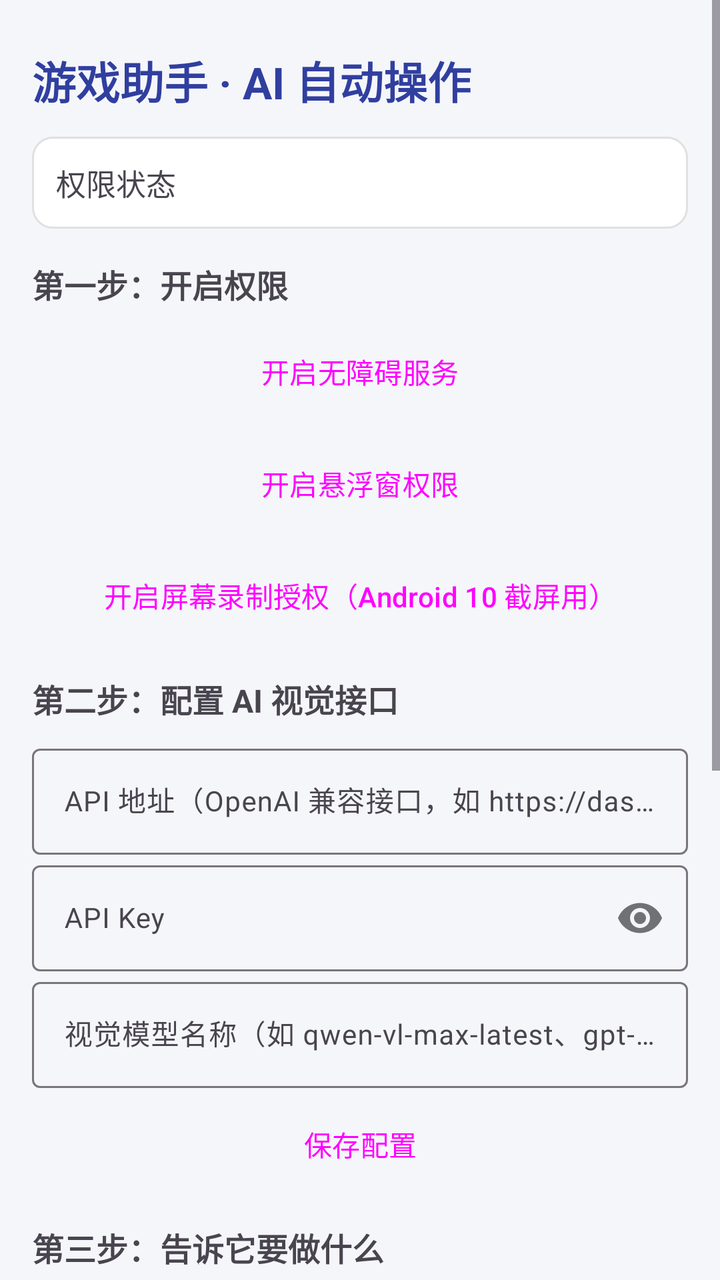
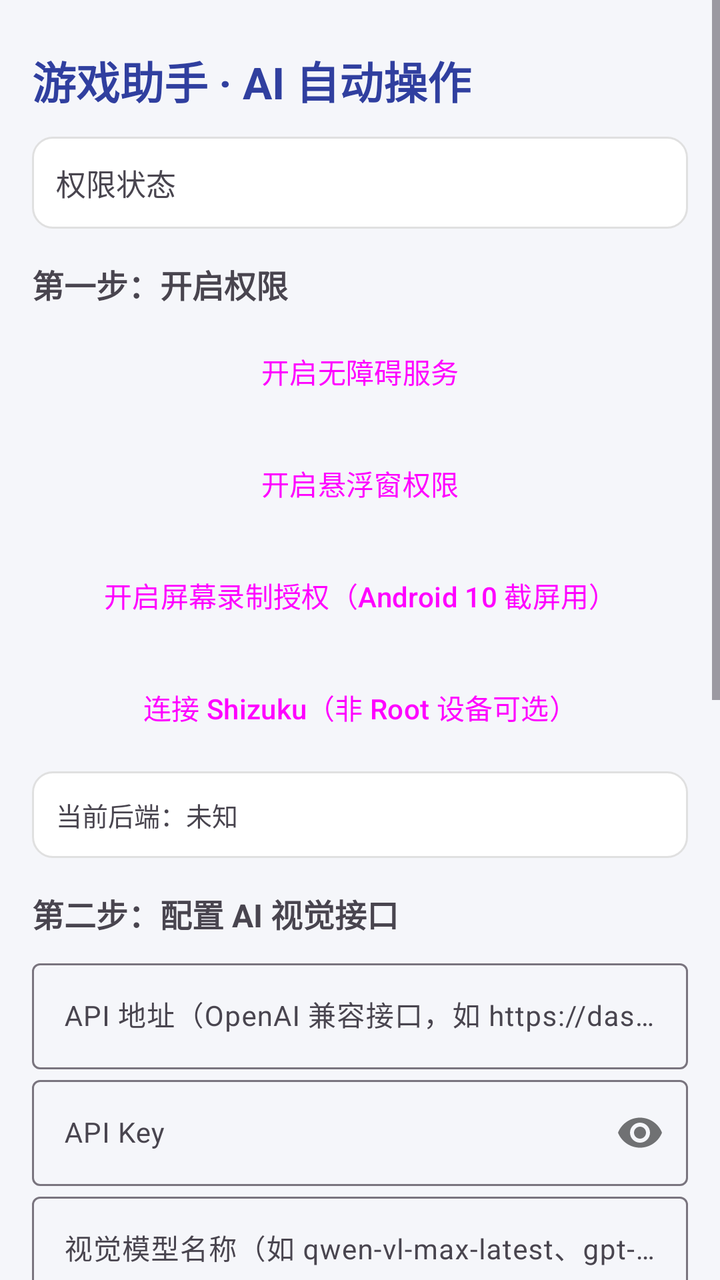

The first picture is an Android layout as it rendered before a commit; the second is the same layout after the commit. The layout source and the unified diff follow.
<!-- AndroidManifest.xml: application theme Theme.GameMaster -->
<!-- res/layout/activity_main.xml -->
<?xml version="1.0" encoding="utf-8"?>
<ScrollView xmlns:android="http://schemas.android.com/apk/res/android"
    xmlns:app="http://schemas.android.com/apk/res-auto"
    android:layout_width="match_parent"
    android:layout_height="match_parent"
    android:background="#F5F6FA">

    <LinearLayout
        android:layout_width="match_parent"
        android:layout_height="wrap_content"
        android:orientation="vertical"
        android:padding="16dp">

        <TextView
            android:layout_width="wrap_content"
            android:layout_height="wrap_content"
            android:layout_marginTop="8dp"
            android:text="@string/title"
            android:textColor="@color/brand_dark"
            android:textSize="22sp"
            android:textStyle="bold" />

        <TextView
            android:id="@+id/tvPermStatus"
            android:layout_width="match_parent"
            android:layout_height="wrap_content"
            android:layout_marginTop="12dp"
            android:background="@drawable/bg_card"
            android:padding="12dp"
            android:text="权限状态"
            android:textSize="15sp" />

        <TextView
            android:layout_width="wrap_content"
            android:layout_height="wrap_content"
            android:layout_marginTop="16dp"
            android:text="@string/section_perm"
            android:textSize="16sp"
            android:textStyle="bold" />

        <Button
            android:id="@+id/btnAccessibility"
            style="@style/Widget.Material3.Button.TonalButton"
            android:layout_width="match_parent"
            android:layout_height="wrap_content"
            android:layout_marginTop="8dp"
            android:text="@string/btn_accessibility" />

        <Button
            android:id="@+id/btnOverlay"
            style="@style/Widget.Material3.Button.TonalButton"
            android:layout_width="match_parent"
            android:layout_height="wrap_content"
            android:layout_marginTop="8dp"
            android:text="@string/btn_overlay" />

        <Button
            android:id="@+id/btnProjection"
            style="@style/Widget.Material3.Button.TonalButton"
            android:layout_width="match_parent"
            android:layout_height="wrap_content"
            android:layout_marginTop="8dp"
            android:text="@string/btn_projection" />

        <TextView
            android:layout_width="wrap_content"
            android:layout_height="wrap_content"
            android:layout_marginTop="16dp"
            android:text="@string/section_config"
            android:textSize="16sp"
            android:textStyle="bold" />

        <com.google.android.material.textfield.TextInputLayout
            android:layout_width="match_parent"
            android:layout_height="wrap_content"
            android:layout_marginTop="8dp"
            android:hint="@string/hint_base_url">

            <com.google.android.material.textfield.TextInputEditText
                android:id="@+id/etBaseUrl"
                android:layout_width="match_parent"
                android:layout_height="wrap_content"
                android:inputType="textUri"
                android:textColor="#1A1A1A"
                android:textColorHint="#9AA0A6"
                android:textSize="14sp" />
        </com.google.android.material.textfield.TextInputLayout>

        <com.google.android.material.textfield.TextInputLayout
            android:layout_width="match_parent"
            android:layout_height="wrap_content"
            android:hint="@string/hint_api_key"
            app:passwordToggleEnabled="true">

            <com.google.android.material.textfield.TextInputEditText
                android:id="@+id/etApiKey"
                android:layout_width="match_parent"
                android:layout_height="wrap_content"
                android:inputType="textPassword"
                android:textColor="#1A1A1A"
                android:textColorHint="#9AA0A6"
                android:textSize="14sp" />
        </com.google.android.material.textfield.TextInputLayout>

        <com.google.android.material.textfield.TextInputLayout
            android:layout_width="match_parent"
            android:layout_height="wrap_content"
            android:hint="@string/hint_model">

            <com.google.android.material.textfield.TextInputEditText
                android:id="@+id/etModel"
                android:layout_width="match_parent"
                android:layout_height="wrap_content"
                android:inputType="text"
                android:textColor="#1A1A1A"
                android:textColorHint="#9AA0A6"
                android:textSize="14sp" />
        </com.google.android.material.textfield.TextInputLayout>

        <Button
            android:id="@+id/btnSave"
            style="@style/Widget.Material3.Button.OutlinedButton"
            android:layout_width="match_parent"
            android:layout_height="wrap_content"
            android:layout_marginTop="4dp"
            android:text="@string/btn_save" />

        <TextView
            android:layout_width="wrap_content"
            android:layout_height="wrap_content"
            android:layout_marginTop="16dp"
            android:text="@string/section_task"
            android:textSize="16sp"
            android:textStyle="bold" />

        <com.google.android.material.textfield.TextInputLayout
            android:layout_width="match_parent"
            android:layout_height="wrap_content"
            android:layout_marginTop="8dp"
            android:hint="@string/hint_task">

            <com.google.android.material.textfield.TextInputEditText
                android:id="@+id/etTask"
                android:layout_width="match_parent"
                android:layout_height="wrap_content"
                android:gravity="top"
                android:inputType="textMultiLine"
                android:minLines="3"
                android:textColor="#1A1A1A"
                android:textColorHint="#9AA0A6"
                android:textSize="15sp" />
        </com.google.android.material.textfield.TextInputLayout>

        <Button
            android:id="@+id/btnStart"
            android:layout_width="match_parent"
            android:layout_height="52dp"
            android:layout_marginTop="12dp"
            android:text="@string/btn_start"
            android:textSize="16sp"
            android:textStyle="bold" />

        <TextView
            android:layout_width="match_parent"
            android:layout_height="wrap_content"
            android:layout_marginTop="16dp"
            android:lineSpacingExtra="3dp"
            android:text="@string/tips"
            android:textColor="#666666"
            android:textSize="13sp" />

        <TextView
            android:id="@+id/tvVersion"
            android:layout_width="match_parent"
            android:layout_height="wrap_content"
            android:layout_marginTop="20dp"
            android:gravity="center"
            android:textColor="#9AA0A6"
            android:textSize="12sp" />

    </LinearLayout>
</ScrollView>
<!-- resources referenced by this layout -->
<resources>
  <color name="brand_dark">#303F9F</color>
  <!-- drawable bg_card (drawable) -->
  <?xml version="1.0" encoding="utf-8"?>
  <shape xmlns:android="http://schemas.android.com/apk/res/android"
      android:shape="rectangle">
      <solid android:color="#FFFFFF" />
      <corners android:radius="10dp" />
      <stroke android:width="1dp" android:color="#E0E0E0" />
  </shape>
  <string name="btn_accessibility">开启无障碍服务</string>
  <string name="btn_overlay">开启悬浮窗权限</string>
  <string name="btn_projection">开启屏幕录制授权（Android 10 截屏用）</string>
  <string name="btn_save">保存配置</string>
  <string name="btn_start">开始任务</string>
  <string name="hint_api_key">API Key</string>
  <string name="hint_base_url">API 地址（OpenAI 兼容接口，如 https://dashscope.aliyuncs.com/compatible-mode/v1）</string>
  <string name="hint_model">视觉模型名称（如 qwen-vl-max-latest、gpt-4o）</string>
  <string name="hint_task">任务目标，例如：帮我完成游戏的每日签到并领取所有奖励</string>
  <string name="section_config">第二步：配置 AI 视觉接口</string>
  <string name="section_perm">第一步：开启权限</string>
  <string name="section_task">第三步：告诉它要做什么</string>
  <string name="tips">使用方法：\n1. 开启无障碍服务和悬浮窗权限；\n2. 填写可用的视觉大模型 API 地址、Key 和模型名；\n3. 用一句话写下任务目标，点“开始任务”，AI 立即开始；也可以显示悬浮球后随时切到游戏点“开始”。\n4. AI 会像人一样看屏幕、做决定、点按钮，随时可在悬浮面板点“停止”。\n注意：遇到登录、验证码、支付、充值等界面时 AI 会自动停止，不会擅自操作。</string>
  <string name="title">游戏助手 · AI 自动操作</string>
  <style name="Theme.GameMaster" parent="Theme.Material3.DayNight.NoActionBar">
          <item name="colorPrimary">@color/brand</item>
          <item name="colorPrimaryDark">@color/brand_dark</item>
          <item name="android:statusBarColor">@color/brand_dark</item>
      </style>
  <color name="brand">#3F51B5</color>
</resources>

<!-- the commit's change to res/layout/activity_main.xml (unified diff, before → after) -->
@@ -62,6 +62,24 @@
             android:layout_marginTop="8dp"
             android:text="@string/btn_projection" />
 
+        <Button
+            android:id="@+id/btnShizuku"
+            style="@style/Widget.Material3.Button.TonalButton"
+            android:layout_width="match_parent"
+            android:layout_height="wrap_content"
+            android:layout_marginTop="8dp"
+            android:text="连接 Shizuku（非 Root 设备可选）" />
+
+        <TextView
+            android:id="@+id/tvBackendStatus"
+            android:layout_width="match_parent"
+            android:layout_height="wrap_content"
+            android:layout_marginTop="8dp"
+            android:background="@drawable/bg_card"
+            android:padding="12dp"
+            android:text="当前后端：未知"
+            android:textSize="13sp" />
+
         <TextView
             android:layout_width="wrap_content"
             android:layout_height="wrap_content"
